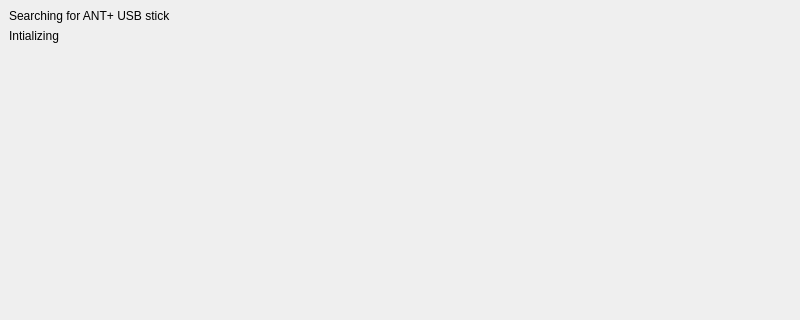
Before: the Qt Designer form anttestapp/anttestappmainwindow.ui in rsippl/big-ring, drawn with Qt 5; both pictures show x 0 to 800 and y 0 to 320 of the 800 by 600 pixel window.
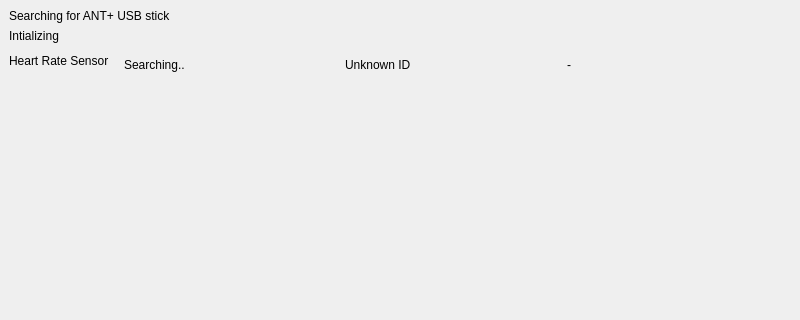
After: the same form once the commit is applied.

Commit message: ant test app Gui can now connect to heart rate monitor.

The edit to the form file:
```diff
--- a/anttestapp/anttestappmainwindow.ui
+++ b/anttestapp/anttestappmainwindow.ui
@@ -29,6 +29,40 @@
       </property>
      </widget>
     </item>
+    <item row="2" column="0">
+     <widget class="QLabel" name="heartRateLabel">
+      <property name="text">
+       <string>Heart Rate Sensor</string>
+      </property>
+     </widget>
+    </item>
+    <item row="2" column="1">
+     <widget class="QWidget" name="widget" native="true">
+      <layout class="QHBoxLayout" name="horizontalLayout">
+       <item>
+        <widget class="QLabel" name="hrSearchLabel">
+         <property name="text">
+          <string>Searching..</string>
+         </property>
+        </widget>
+       </item>
+       <item>
+        <widget class="QLabel" name="hrSensorId">
+         <property name="text">
+          <string>Unknown ID</string>
+         </property>
+        </widget>
+       </item>
+       <item>
+        <widget class="QLabel" name="currentHrLabel">
+         <property name="text">
+          <string>-</string>
+         </property>
+        </widget>
+       </item>
+      </layout>
+     </widget>
+    </item>
    </layout>
   </widget>
   <widget class="QMenuBar" name="menubar">
```
The commit also changes 12 other files.
